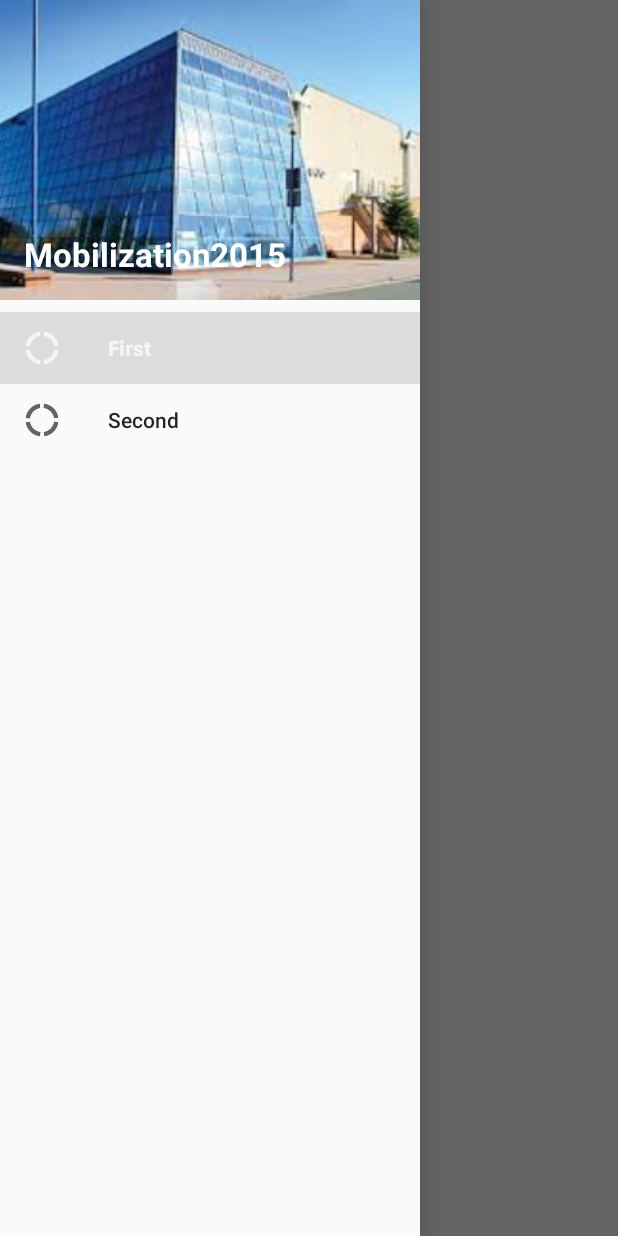
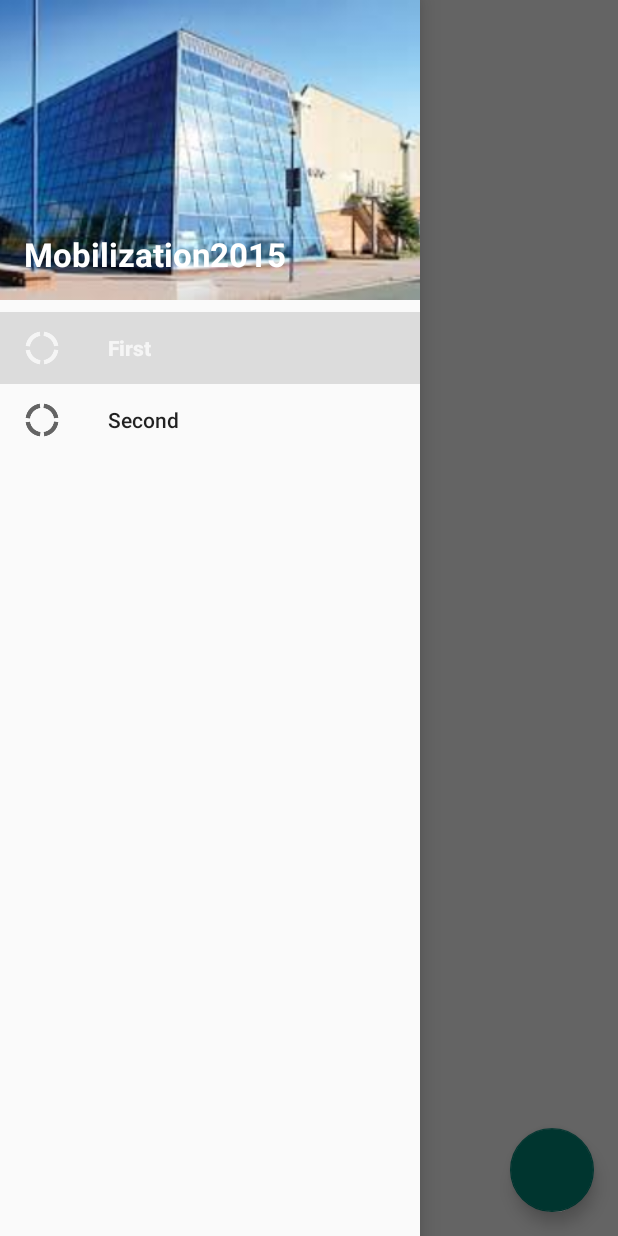
Before and after one commit to OrdonTeam/Mobilization2015, an Android app: the screen it shows after launch (HomeActivity), with the side drawer open, on a phone screen of 412 x 824 dp. Run offline under Robolectric (Android 15) with nearby library versions, the phone set to English and light mode, and no system bars.

Commit message:
FloatingActionButton

```diff
--- a/mobile/src/main/java/com/mobilization/HomeFragment.java
+++ b/mobile/src/main/java/com/mobilization/HomeFragment.java
@@ -19,7 +19,7 @@
     public void onViewCreated(View view, @Nullable Bundle savedInstanceState) {
         super.onViewCreated(view, savedInstanceState);
         final View coordiatorLayout = view.findViewById(R.id.coordinator_layout);
-        view.findViewById(R.id.show_toast).setOnClickListener(new View.OnClickListener() {
+        view.findViewById(R.id.floating_action_button).setOnClickListener(new View.OnClickListener() {
             @Override
             public void onClick(View v) {
                 final Snackbar snackbar = Snackbar.make(coordiatorLayout, "This is a snackbar not toast", Snackbar.LENGTH_INDEFINITE);
--- a/mobile/src/main/res/layout/home_fragment.xml
+++ b/mobile/src/main/res/layout/home_fragment.xml
@@ -2,13 +2,16 @@
 <android.support.design.widget.CoordinatorLayout
     android:id="@+id/coordinator_layout"
     xmlns:android="http://schemas.android.com/apk/res/android"
+    xmlns:app="http://schemas.android.com/apk/res-auto"
     android:layout_width="match_parent"
     android:layout_height="match_parent"
     android:orientation="vertical">
 
-    <Button
-        android:id="@+id/show_toast"
+    <android.support.design.widget.FloatingActionButton
+        android:id="@+id/floating_action_button"
         android:layout_width="wrap_content"
         android:layout_height="wrap_content"
-        android:text="Show toast"/>
+        android:layout_gravity="bottom|end"
+        android:layout_margin="16dp"
+        app:fabSize="normal"/>
 </android.support.design.widget.CoordinatorLayout>
```
